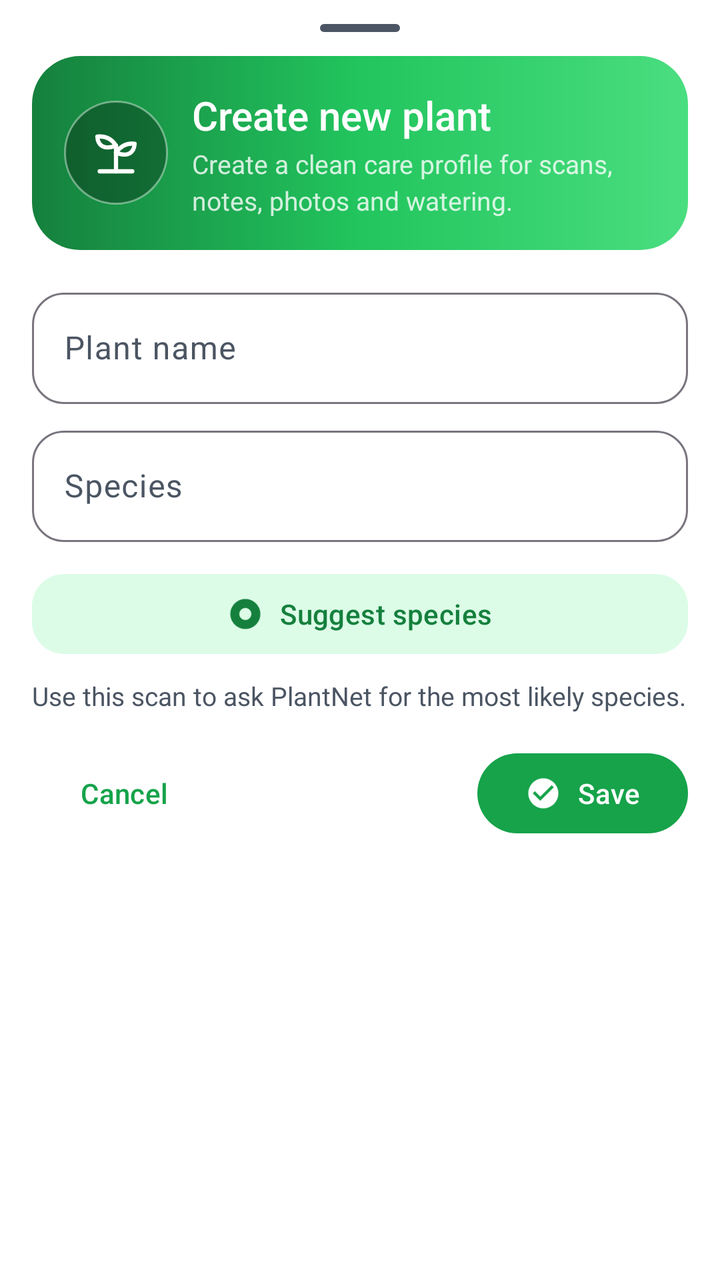
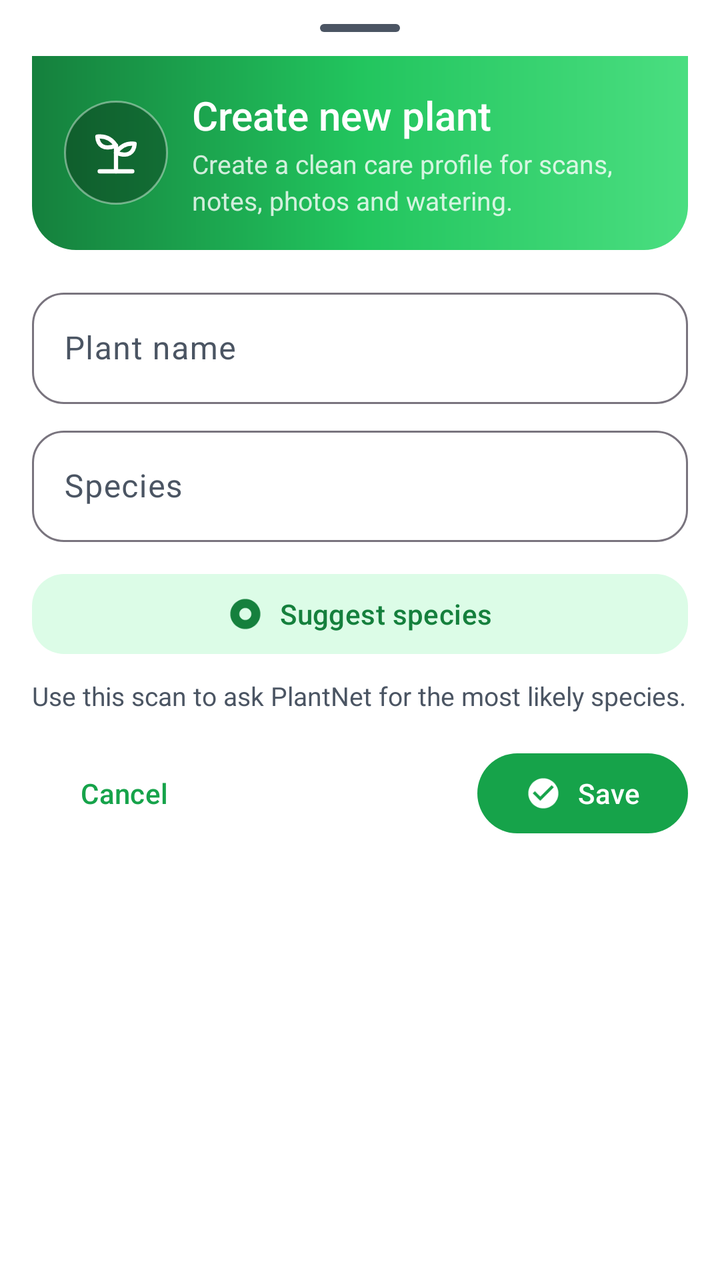

The first picture is an Android layout as it rendered before a commit; the second is the same layout after the commit. The layout source and the unified diff follow.
<!-- AndroidManifest.xml: application theme Theme.PlantDiseases -->
<!-- res/layout/sheet_create_plant.xml -->
<?xml version="1.0" encoding="utf-8"?>
<androidx.core.widget.NestedScrollView
    xmlns:android="http://schemas.android.com/apk/res/android"
    xmlns:app="http://schemas.android.com/apk/res-auto"
    android:layout_width="match_parent"
    android:layout_height="wrap_content"
    android:background="?android:colorBackground"
    android:fillViewport="true">

    <LinearLayout
        android:layout_width="match_parent"
        android:layout_height="wrap_content"
        android:orientation="vertical">

        
        <View
            android:layout_width="40dp"
            android:layout_height="4dp"
            android:layout_gravity="center_horizontal"
            android:layout_marginTop="@dimen/space_md"
            android:layout_marginBottom="@dimen/space_md"
            android:background="@drawable/bg_handle" />

        
        <LinearLayout
            android:layout_width="match_parent"
            android:layout_height="wrap_content"
            android:orientation="horizontal"
            android:gravity="center_vertical"
            android:padding="@dimen/space_lg"
            android:layout_marginHorizontal="@dimen/space_lg"
            android:background="@drawable/bg_garden_hero">

            <FrameLayout
                android:layout_width="52dp"
                android:layout_height="52dp"
                android:background="@drawable/bg_circle_semi">

                <ImageView
                    android:layout_width="28dp"
                    android:layout_height="28dp"
                    android:layout_gravity="center"
                    android:contentDescription="@null"
                    android:src="@drawable/ic_garden"
                    app:tint="@color/on_primary" />

            </FrameLayout>

            <LinearLayout
                android:layout_width="0dp"
                android:layout_height="wrap_content"
                android:layout_weight="1"
                android:layout_marginStart="@dimen/space_md"
                android:orientation="vertical">

                <TextView
                    android:layout_width="wrap_content"
                    android:layout_height="wrap_content"
                    android:text="@string/create_new_plant"
                    android:textSize="20sp"
                    android:textColor="@color/on_primary"
                    android:fontFamily="sans-serif-medium" />

                <TextView
                    android:layout_width="match_parent"
                    android:layout_height="wrap_content"
                    android:layout_marginTop="@dimen/space_xxs"
                    android:text="@string/plant_dialog_add_subtitle"
                    android:textSize="13sp"
                    android:textColor="@color/on_primary_secondary"
                    android:lineSpacingExtra="3dp" />

            </LinearLayout>

        </LinearLayout>

        
        <LinearLayout
            android:layout_width="match_parent"
            android:layout_height="wrap_content"
            android:orientation="vertical"
            android:paddingHorizontal="@dimen/space_lg"
            android:paddingTop="@dimen/space_lg">

            <com.google.android.material.textfield.TextInputLayout
                android:id="@+id/til_name"
                style="@style/Widget.Material3.TextInputLayout.OutlinedBox"
                android:layout_width="match_parent"
                android:layout_height="wrap_content"
                android:hint="@string/plant_name"
                app:boxCornerRadiusTopStart="@dimen/radius_md"
                app:boxCornerRadiusTopEnd="@dimen/radius_md"
                app:boxCornerRadiusBottomStart="@dimen/radius_md"
                app:boxCornerRadiusBottomEnd="@dimen/radius_md">

                <com.google.android.material.textfield.TextInputEditText
                    android:id="@+id/et_name"
                    android:layout_width="match_parent"
                    android:layout_height="wrap_content"
                    android:inputType="textCapWords"
                    android:singleLine="true"
                    android:maxLength="60" />

            </com.google.android.material.textfield.TextInputLayout>

            <com.google.android.material.textfield.TextInputLayout
                android:id="@+id/til_species"
                style="@style/Widget.Material3.TextInputLayout.OutlinedBox"
                android:layout_width="match_parent"
                android:layout_height="wrap_content"
                android:layout_marginTop="@dimen/space_sm"
                android:hint="@string/plant_species"
                app:boxCornerRadiusTopStart="@dimen/radius_md"
                app:boxCornerRadiusTopEnd="@dimen/radius_md"
                app:boxCornerRadiusBottomStart="@dimen/radius_md"
                app:boxCornerRadiusBottomEnd="@dimen/radius_md">

                <com.google.android.material.textfield.TextInputEditText
                    android:id="@+id/et_species"
                    android:layout_width="match_parent"
                    android:layout_height="wrap_content"
                    android:inputType="text"
                    android:singleLine="true"
                    android:maxLength="120" />

            </com.google.android.material.textfield.TextInputLayout>

            
            <com.google.android.material.button.MaterialButton
                android:id="@+id/btn_identify"
                style="@style/Widget.Material3.Button.TonalButton"
                android:layout_width="match_parent"
                android:layout_height="wrap_content"
                android:layout_marginTop="@dimen/space_md"
                android:minHeight="48dp"
                android:text="@string/species_suggest_button"
                app:icon="@drawable/ic_scan"
                app:iconGravity="textStart"
                app:cornerRadius="@dimen/radius_md" />

            <TextView
                android:id="@+id/tv_suggest_status"
                android:layout_width="match_parent"
                android:layout_height="wrap_content"
                android:layout_marginTop="@dimen/space_sm"
                android:text="@string/species_suggest_hint"
                android:textSize="@dimen/text_body_sm"
                android:textColor="@color/on_surface_secondary" />

            <LinearLayout
                android:id="@+id/candidate_chips"
                android:layout_width="match_parent"
                android:layout_height="wrap_content"
                android:layout_marginTop="@dimen/space_sm"
                android:orientation="vertical"
                android:visibility="gone" />

        </LinearLayout>

        
        <LinearLayout
            android:layout_width="match_parent"
            android:layout_height="wrap_content"
            android:orientation="horizontal"
            android:gravity="center_vertical"
            android:paddingHorizontal="@dimen/space_lg"
            android:paddingTop="@dimen/space_lg"
            android:paddingBottom="@dimen/space_2xl">

            <com.google.android.material.button.MaterialButton
                android:id="@+id/btn_cancel"
                style="@style/Widget.Material3.Button.TextButton"
                android:layout_width="wrap_content"
                android:layout_height="wrap_content"
                android:text="@string/cancel" />

            <Space
                android:layout_width="0dp"
                android:layout_height="wrap_content"
                android:layout_weight="1" />

            <com.google.android.material.button.MaterialButton
                android:id="@+id/btn_save"
                style="@style/Widget.Material3.Button"
                android:layout_width="wrap_content"
                android:layout_height="wrap_content"
                android:text="@string/save"
                app:icon="@drawable/ic_healthy"
                app:iconGravity="textStart" />

        </LinearLayout>

    </LinearLayout>

</androidx.core.widget.NestedScrollView>
<!-- resources referenced by this layout -->
<resources>
  <color name="on_primary">#FFFFFF</color>
  <color name="on_primary_secondary">#CCFFFFFF</color>
  <color name="on_surface_secondary">#4B5563</color>
  <dimen name="radius_md">16dp</dimen>
  <dimen name="space_2xl">24dp</dimen>
  <dimen name="space_lg">16dp</dimen>
  <dimen name="space_md">12dp</dimen>
  <dimen name="space_sm">8dp</dimen>
  <dimen name="space_xxs">2dp</dimen>
  <dimen name="text_body_sm">13sp</dimen>
  <!-- drawable bg_circle_semi (drawable) -->
  <?xml version="1.0" encoding="utf-8"?>
  <shape xmlns:android="http://schemas.android.com/apk/res/android" android:shape="oval">
      <solid android:color="@color/glass_dark_scrim_strong" />
      <stroke
          android:width="@dimen/glass_stroke_width"
          android:color="@color/glass_stroke_strong" />
  </shape>
  <!-- drawable bg_garden_hero (drawable) -->
  <?xml version="1.0" encoding="utf-8"?>
  <shape xmlns:android="http://schemas.android.com/apk/res/android"
      android:shape="rectangle">
      <gradient
          android:type="linear"
          android:angle="0"
          android:startColor="@color/hero_gradient_start"
          android:centerColor="@color/hero_gradient_mid"
          android:endColor="@color/hero_gradient_end" />
      <corners android:radius="24dp" />
  </shape>
  <!-- drawable bg_handle (drawable) -->
  <?xml version="1.0" encoding="utf-8"?>
  <shape xmlns:android="http://schemas.android.com/apk/res/android" android:shape="rectangle">
      <solid android:color="@color/on_surface_secondary" />
      <corners android:radius="2dp" />
  </shape>
  <!-- drawable ic_healthy (drawable) -->
  <vector xmlns:android="http://schemas.android.com/apk/res/android" android:width="24dp" android:height="24dp" android:viewportWidth="24" android:viewportHeight="24">
      <path android:fillColor="#43A047" android:pathData="M12,2C6.48,2 2,6.48 2,12s4.48,10 10,10 10,-4.48 10,-10S17.52,2 12,2zM10,17l-5,-5 1.41,-1.41L10,14.17l7.59,-7.59L19,8l-9,9z"/>
  </vector>
  <string name="cancel">Cancel</string>
  <string name="create_new_plant">Create new plant</string>
  <string name="plant_dialog_add_subtitle">Create a clean care profile for scans, notes, photos and watering.</string>
  <string name="plant_name">Plant name</string>
  <string name="plant_species">Species</string>
  <string name="save">Save</string>
  <string name="species_suggest_button">Suggest species</string>
  <string name="species_suggest_hint">Use this scan to ask PlantNet for the most likely species.</string>
  <color name="glass_dark_scrim_strong">#4D000000</color>
  <dimen name="glass_stroke_width">1dp</dimen>
  <color name="glass_stroke_strong">#66FFFFFF</color>
  <color name="hero_gradient_start">#15803D</color>
  <color name="hero_gradient_mid">#22C55E</color>
  <color name="hero_gradient_end">#4ADE80</color>
  <color name="primary">#16A34A</color>
  <color name="primary_dark">#15803D</color>
  <color name="primary_light">#DCFCE7</color>
  <color name="secondary">#4ADE80</color>
  <color name="on_secondary">#052E16</color>
  <color name="background">#FFFFFF</color>
  <color name="surface">#FFFFFF</color>
  <color name="surface_variant">#F0FDF4</color>
  <color name="on_surface">#052E16</color>
  <color name="surface_container_low">#F4FBF6</color>
  <color name="surface_container">#ECF7F0</color>
  <style name="ShapeAppearance.App.Button" parent="ShapeAppearance.Material3.Corner.Large">
          <item name="cornerSize">24dp</item>
      </style>
  <dimen name="text_body">14sp</dimen>
  <!-- unchanged entries left out for length: 6 -->
</resources>

<!-- the commit's change to res/layout/sheet_create_plant.xml (unified diff, before → after) -->
@@ -42,7 +42,7 @@
                     android:layout_gravity="center"
                     android:contentDescription="@null"
                     android:src="@drawable/ic_garden"
-                    app:tint="@color/on_primary" />
+                    app:tint="@color/on_hero" />
 
             </FrameLayout>
 
@@ -58,7 +58,7 @@
                     android:layout_height="wrap_content"
                     android:text="@string/create_new_plant"
                     android:textSize="20sp"
-                    android:textColor="@color/on_primary"
+                    android:textColor="@color/on_hero"
                     android:fontFamily="sans-serif-medium" />
 
                 <TextView
@@ -67,7 +67,7 @@
                     android:layout_marginTop="@dimen/space_xxs"
                     android:text="@string/plant_dialog_add_subtitle"
                     android:textSize="13sp"
-                    android:textColor="@color/on_primary_secondary"
+                    android:textColor="@color/on_hero_secondary"
                     android:lineSpacingExtra="3dp" />
 
             </LinearLayout>
<!-- resource entries referenced after the edit -->
@@ -1,7 +1,8 @@
 <!-- resources referenced by this layout -->
 <resources>
+  <color name="on_hero">#FFFFFF</color>
+  <color name="on_hero_secondary">#CCFFFFFF</color>
   <color name="on_primary">#FFFFFF</color>
-  <color name="on_primary_secondary">#CCFFFFFF</color>
   <color name="on_surface_secondary">#4B5563</color>
   <dimen name="radius_md">16dp</dimen>
   <dimen name="space_2xl">24dp</dimen>
@@ -28,7 +29,11 @@
           android:startColor="@color/hero_gradient_start"
           android:centerColor="@color/hero_gradient_mid"
           android:endColor="@color/hero_gradient_end" />
-      <corners android:radius="24dp" />
+      <corners
+          android:topLeftRadius="0dp"
+          android:topRightRadius="0dp"
+          android:bottomLeftRadius="@dimen/radius_lg"
+          android:bottomRightRadius="@dimen/radius_lg" />
   </shape>
   <!-- drawable bg_handle (drawable) -->
   <?xml version="1.0" encoding="utf-8"?>
@@ -54,6 +59,7 @@
   <color name="hero_gradient_start">#15803D</color>
   <color name="hero_gradient_mid">#22C55E</color>
   <color name="hero_gradient_end">#4ADE80</color>
+  <dimen name="radius_lg">22dp</dimen>
   <color name="primary">#16A34A</color>
   <color name="primary_dark">#15803D</color>
   <color name="primary_light">#DCFCE7</color>
